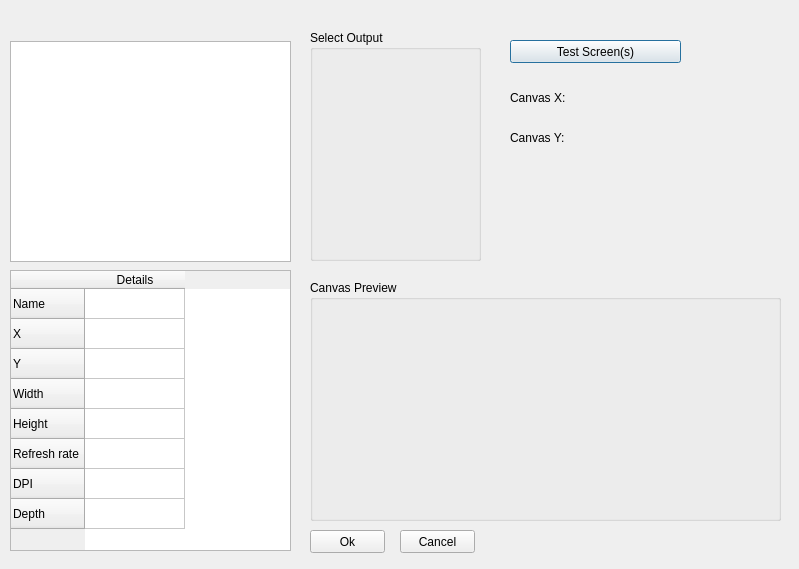
Above: DisplaySelector/setupcanvas.ui from AlexRadacki/QtSfCM before the change. Below: the same form after it.
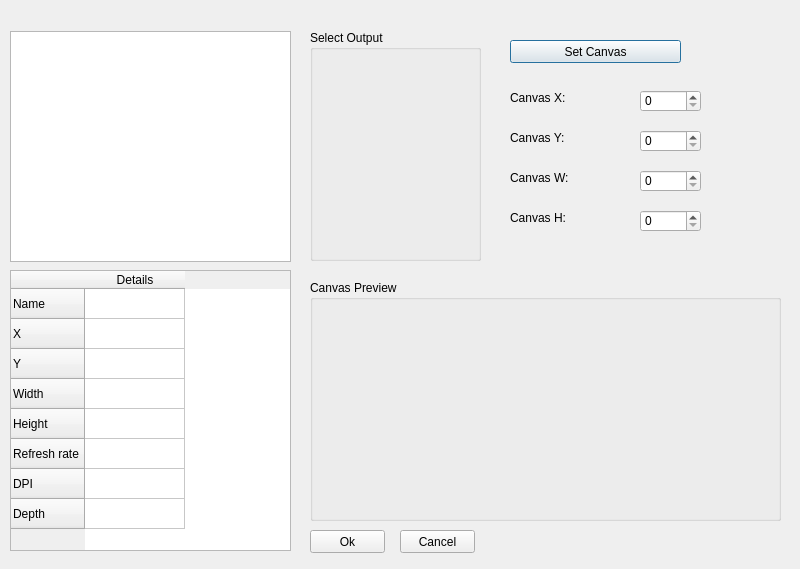
That is the form after the change.

Commit message:
UPDATE: openGL canvas
opengl objects + canvas

```diff
--- a/DisplaySelector/setupcanvas.ui
+++ b/DisplaySelector/setupcanvas.ui
@@ -6,7 +6,7 @@
    <rect>
     <x>0</x>
     <y>0</y>
-    <width>799</width>
+    <width>800</width>
     <height>569</height>
    </rect>
   </property>
@@ -72,9 +72,9 @@
    <property name="geometry">
     <rect>
      <x>10</x>
-     <y>41</y>
+     <y>31</y>
      <width>281</width>
-     <height>221</height>
+     <height>231</height>
     </rect>
    </property>
   </widget>
@@ -88,7 +88,7 @@
     </rect>
    </property>
    <property name="text">
-    <string>Test Screen(s)</string>
+    <string>Set Canvas</string>
    </property>
   </widget>
   <widget class="QGroupBox" name="selectOutputBox">
@@ -180,6 +180,84 @@
     <string>Canvas Preview</string>
    </property>
   </widget>
+  <widget class="QSpinBox" name="spinBoxX">
+   <property name="geometry">
+    <rect>
+     <x>640</x>
+     <y>90</y>
+     <width>61</width>
+     <height>22</height>
+    </rect>
+   </property>
+   <property name="maximum">
+    <number>99999</number>
+   </property>
+  </widget>
+  <widget class="QSpinBox" name="spinBoxY">
+   <property name="geometry">
+    <rect>
+     <x>640</x>
+     <y>130</y>
+     <width>61</width>
+     <height>22</height>
+    </rect>
+   </property>
+   <property name="maximum">
+    <number>99999</number>
+   </property>
+  </widget>
+  <widget class="QLabel" name="canvasWlabel">
+   <property name="geometry">
+    <rect>
+     <x>510</x>
+     <y>170</y>
+     <width>121</width>
+     <height>16</height>
+    </rect>
+   </property>
+   <property name="text">
+    <string>Canvas W:</string>
+   </property>
+  </widget>
+  <widget class="QLabel" name="canvasHlabel">
+   <property name="geometry">
+    <rect>
+     <x>510</x>
+     <y>210</y>
+     <width>121</width>
+     <height>16</height>
+    </rect>
+   </property>
+   <property name="text">
+    <string>Canvas H:</string>
+   </property>
+  </widget>
+  <widget class="QSpinBox" name="spinBoxW">
+   <property name="geometry">
+    <rect>
+     <x>640</x>
+     <y>170</y>
+     <width>61</width>
+     <height>22</height>
+    </rect>
+   </property>
+   <property name="maximum">
+    <number>99999</number>
+   </property>
+  </widget>
+  <widget class="QSpinBox" name="spinBoxH">
+   <property name="geometry">
+    <rect>
+     <x>640</x>
+     <y>210</y>
+     <width>61</width>
+     <height>22</height>
+    </rect>
+   </property>
+   <property name="maximum">
+    <number>99999</number>
+   </property>
+  </widget>
  </widget>
  <resources/>
  <connections/>
```
The commit also changes 110 other files.
